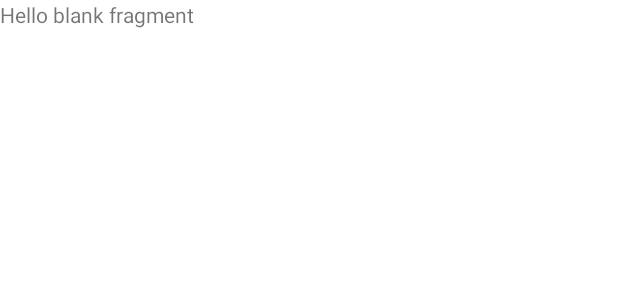
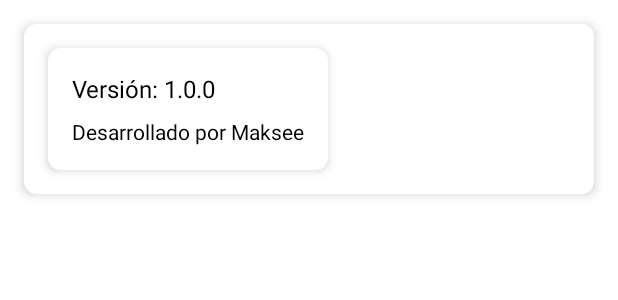
Before and after one commit to MaxMayoris/estacion-dulce-android, an Android app: the layout fragment_home.xml on its own in the app's theme, with its tools: preview values and no code run, on a phone screen of 412 x 824 dp. Shown: the top 300 px of the screen. Run offline under Robolectric (Android 15) with nearby library versions, the phone set to English and light mode, and no system bars.

Commit message:
Add home card with version

```diff
--- a/app/build.gradle.kts
+++ b/app/build.gradle.kts
@@ -40,6 +40,8 @@ android {
         }
         create("prod") {
             dimension = "environment"
+            applicationIdSuffix = ".prod"
+            versionNameSuffix = "-prod"
         }
     }
 
@@ -84,9 +86,10 @@ dependencies {
     // AndroidX and Material Components
     implementation(libs.androidx.core.ktx)
     implementation(libs.androidx.appcompat)
-    implementation(libs.material)
+    implementation(libs.androidx.cardview)
     implementation(libs.androidx.recyclerview)
     implementation(libs.androidx.navigation.fragment)
+    implementation(libs.material)
     implementation(libs.flexbox)
 
     // Test Dependencies
--- a/app/src/main/java/com/estaciondulce/app/LoginActivity.kt
+++ b/app/src/main/java/com/estaciondulce/app/LoginActivity.kt
@@ -12,7 +12,7 @@ import com.google.firebase.auth.FirebaseAuth
 class LoginActivity : AppCompatActivity() {
     private lateinit var auth: FirebaseAuth // Firebase Authentication instance
 
-    private val skipLoginForDebug = true // Set to true for debugging
+    private val skipLoginForDebug = false // Set to true for debugging
 
     override fun onCreate(savedInstanceState: Bundle?) {
         super.onCreate(savedInstanceState)
--- a/app/src/main/java/com/estaciondulce/app/MyApp.kt
+++ b/app/src/main/java/com/estaciondulce/app/MyApp.kt
@@ -8,8 +8,7 @@ class MyApp : Application() {
     override fun onCreate() {
         super.onCreate()
         try {
-            val options = FirebaseApp.initializeApp(this)?.options
-            Log.d("FirebaseConfig", "Firebase initialized with Project ID: ${options?.projectId}, App ID: ${options?.applicationId}")
+            FirebaseApp.initializeApp(this)?.options
         } catch (e: Exception) {
             Log.e("FirebaseConfig", "Error initializing Firebase: ${e.message}")
         }
--- /dev/null
+++ b/app/src/main/res/layout/card_info.xml
@@ -0,0 +1,38 @@
+<?xml version="1.0" encoding="utf-8"?>
+<androidx.cardview.widget.CardView
+    xmlns:android="http://schemas.android.com/apk/res/android"
+    xmlns:card_view="http://schemas.android.com/apk/res-auto"
+    android:id="@+id/infoCard"
+    android:layout_width="wrap_content"
+    android:layout_height="wrap_content"
+    android:layout_margin="16dp"
+    card_view:cardCornerRadius="8dp"
+    card_view:cardElevation="4dp">
+
+    <LinearLayout
+        android:layout_width="match_parent"
+        android:layout_height="match_parent"
+        android:orientation="vertical"
+        android:padding="16dp">
+
+        <!-- App version text (UI in Spanish) -->
+        <TextView
+            android:id="@+id/appVersionText"
+            android:layout_width="wrap_content"
+            android:layout_height="wrap_content"
+            android:text="Versión: 1.0.0"
+            android:textSize="16sp"
+            android:textColor="@android:color/black" />
+
+        <!-- Developer credit text (UI in Spanish) -->
+        <TextView
+            android:id="@+id/developerText"
+            android:layout_width="wrap_content"
+            android:layout_height="wrap_content"
+            android:text="Desarrollado por Maksee"
+            android:textSize="14sp"
+            android:textColor="@android:color/black"
+            android:layout_marginTop="8dp" />
+    </LinearLayout>
+
+</androidx.cardview.widget.CardView>
--- a/app/src/main/res/layout/fragment_home.xml
+++ b/app/src/main/res/layout/fragment_home.xml
@@ -1,14 +1,24 @@
 <?xml version="1.0" encoding="utf-8"?>
-<FrameLayout xmlns:android="http://schemas.android.com/apk/res/android"
+<androidx.constraintlayout.widget.ConstraintLayout
+    xmlns:android="http://schemas.android.com/apk/res/android"
+    xmlns:app="http://schemas.android.com/apk/res-auto"
     xmlns:tools="http://schemas.android.com/tools"
     android:layout_width="match_parent"
     android:layout_height="match_parent"
     tools:context=".HomeFragment">
 
-    <!-- TODO: Update blank fragment layout -->
-    <TextView
-        android:layout_width="match_parent"
-        android:layout_height="match_parent"
-        android:text="@string/hello_blank_fragment" />
+    <!-- Card container at the top -->
+    <androidx.cardview.widget.CardView
+        android:id="@+id/infoCard"
+        android:layout_width="0dp"
+        android:layout_height="wrap_content"
+        android:layout_margin="16dp"
+        app:layout_constraintTop_toTopOf="parent"
+        app:layout_constraintStart_toStartOf="parent"
+        app:layout_constraintEnd_toEndOf="parent"
+        app:cardCornerRadius="8dp"
+        app:cardElevation="4dp">
+        <include layout="@layout/card_info" />
+    </androidx.cardview.widget.CardView>
 
-</FrameLayout>
+</androidx.constraintlayout.widget.ConstraintLayout>
--- a/gradle/libs.versions.toml
+++ b/gradle/libs.versions.toml
@@ -1,5 +1,6 @@
 [versions]
 agp = "8.8.0"
+cardview = "1.0.0"
 firebaseBom = "33.7.0"
 flexbox = "3.0.0"
 kotlin = "1.9.24"
@@ -16,6 +17,7 @@ recyclerview = "1.4.0"
 navigationFragment = "2.8.5"
 
 [libraries]
+androidx-cardview = { module = "androidx.cardview:cardview", version.ref = "cardview" }
 androidx-core-ktx = { group = "androidx.core", name = "core-ktx", version.ref = "coreKtx" }
 androidx-paging-runtime = { module = "androidx.paging:paging-runtime", version.ref = "pagingRuntime" }
 firebase-analytics = { module = "com.google.firebase:firebase-analytics" }
```
Also changed, not shown: app/src/main/java/com/estaciondulce/app/HomeActivity.kt (+8 -2 lines), app/src/main/java/com/estaciondulce/app/HomeFragment.kt (+13 -48 lines), app/src/main/res/layout/activity_home.xml (+4 -3 lines).
